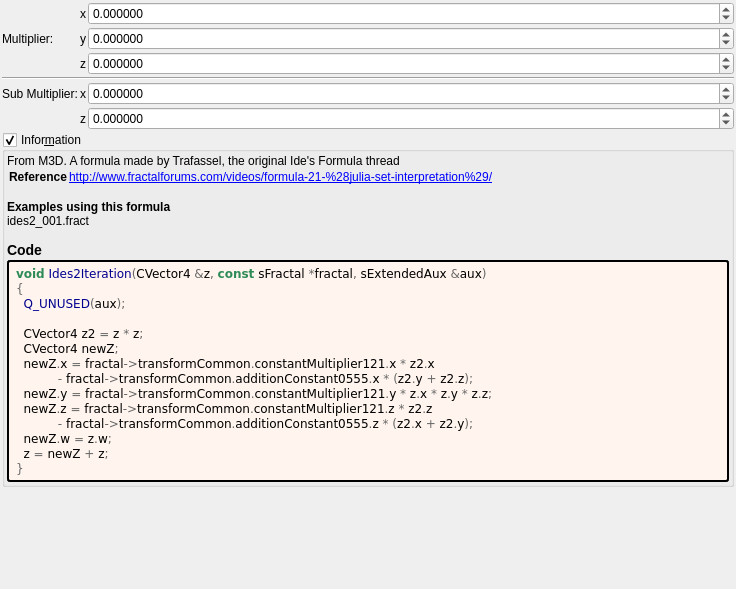
First picture: the form in mandelbulber2/formula/ui/ides2.ui, repository irinox-ctrl/mandelbulber2, before the edit.
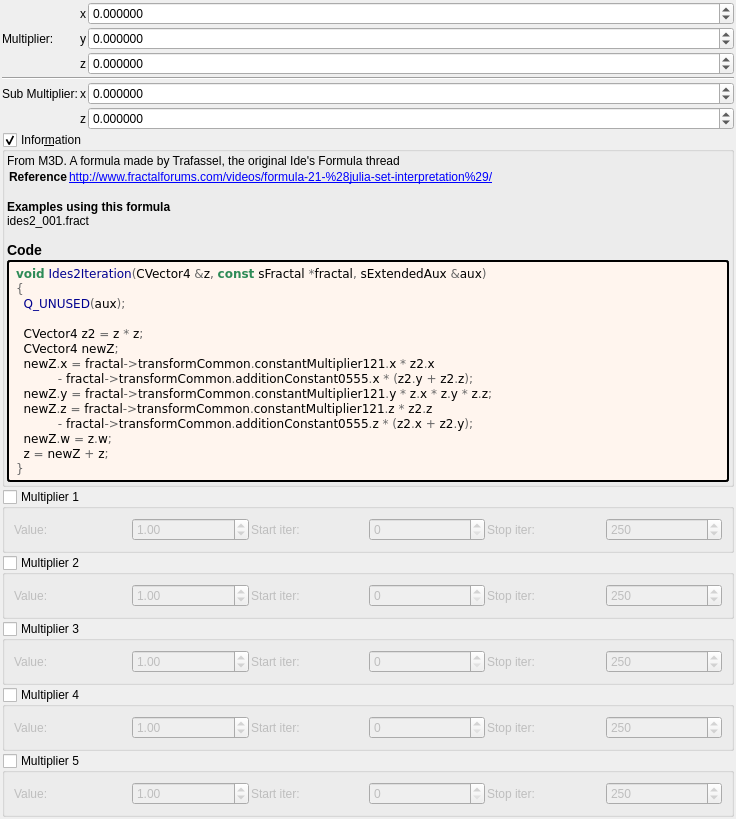
Second picture: the form after the edit. Custom widgets are drawn as their Qt base class.

Commit message:
feat: add 5 general-purpose multipliers to all 1007 fractal formulas
Each multiplier has:
- Checkbox (OFF by default)
- Value spinbox (default 1.0, range -100 to 100)
- Iteration start/stop range

Logic: z *= value; DE *= |value|;

Uses existing transformCommon parameters:
- Checkboxes: functionEnabledBx/By/Bz/Bw/CzFalse
- Values: scale4/5/6/8/16
- Ranges: startIterationsB-F/stopIterationsB-F

Modified 1007 .cpp (CPU), 1006 .cl (GPU), 1023 .ui files.
Both source (formula/) and deploy (deploy/share/) copies updated.

Patch:
```diff
--- a/mandelbulber2/formula/ui/ides2.ui
+++ b/mandelbulber2/formula/ui/ides2.ui
@@ -317,6 +317,192 @@
      </layout>
     </widget>
    </item>
+   <item>
+    <widget class="MyGroupBox" name="groupCheck_transf_function_enabledBx_false">
+     <property name="title"><string>Multiplier 1</string></property>
+     <property name="checkable"><bool>true</bool></property>
+     <property name="checked"><bool>false</bool></property>
+     <layout class="QGridLayout" name="gridLayout_mult1">
+      <property name="spacing"><number>2</number></property>
+      <item row="0" column="0">
+       <widget class="QLabel"><property name="text"><string>Value:</string></property></widget>
+      </item>
+      <item row="0" column="1">
+       <widget class="MyDoubleSpinBox" name="spinbox_transf_scale_4">
+        <property name="minimum"><double>-100.0</double></property><property name="maximum"><double>100.0</double></property>
+        <property name="singleStep"><double>0.01</double></property><property name="value"><double>1.0</double></property>
+       </widget>
+      </item>
+      <item row="0" column="2">
+       <widget class="QLabel"><property name="text"><string>Start iter:</string></property></widget>
+      </item>
+      <item row="0" column="3">
+       <widget class="MySpinBox" name="spinboxInt_transf_start_iterations_B">
+        <property name="minimum"><number>0</number></property><property name="maximum"><number>10000</number></property>
+        <property name="value"><number>0</number></property>
+       </widget>
+      </item>
+      <item row="0" column="4">
+       <widget class="QLabel"><property name="text"><string>Stop iter:</string></property></widget>
+      </item>
+      <item row="0" column="5">
+       <widget class="MySpinBox" name="spinboxInt_transf_stop_iterations_B">
+        <property name="minimum"><number>0</number></property><property name="maximum"><number>10000</number></property>
+        <property name="value"><number>250</number></property>
+       </widget>
+      </item>
+     </layout>
+    </widget>
+   </item>
+   <item>
+    <widget class="MyGroupBox" name="groupCheck_transf_function_enabledBy_false">
+     <property name="title"><string>Multiplier 2</string></property>
+     <property name="checkable"><bool>true</bool></property>
+     <property name="checked"><bool>false</bool></property>
+     <layout class="QGridLayout" name="gridLayout_mult2">
+      <property name="spacing"><number>2</number></property>
+      <item row="0" column="0">
+       <widget class="QLabel"><property name="text"><string>Value:</string></property></widget>
+      </item>
+      <item row="0" column="1">
+       <widget class="MyDoubleSpinBox" name="spinbox_transf_scale_5">
+        <property name="minimum"><double>-100.0</double></property><property name="maximum"><double>100.0</double></property>
+        <property name="singleStep"><double>0.01</double></property><property name="value"><double>1.0</double></property>
+       </widget>
+      </item>
+      <item row="0" column="2">
+       <widget class="QLabel"><property name="text"><string>Start iter:</string></property></widget>
+      </item>
+      <item row="0" column="3">
+       <widget class="MySpinBox" name="spinboxInt_transf_start_iterations_C">
+        <property name="minimum"><number>0</number></property><property name="maximum"><number>10000</number></property>
+        <property name="value"><number>0</number></property>
+       </widget>
+      </item>
+      <item row="0" column="4">
+       <widget class="QLabel"><property name="text"><string>Stop iter:</string></property></widget>
+      </item>
+      <item row="0" column="5">
+       <widget class="MySpinBox" name="spinboxInt_transf_stop_iterations_C">
+        <property name="minimum"><number>0</number></property><property name="maximum"><number>10000</number></property>
+        <property name="value"><number>250</number></property>
+       </widget>
+      </item>
+     </layout>
+    </widget>
+   </item>
+   <item>
+    <widget class="MyGroupBox" name="groupCheck_transf_function_enabledBz_false">
+     <property name="title"><string>Multiplier 3</string></property>
+     <property name="checkable"><bool>true</bool></property>
+     <property name="checked"><bool>false</bool></property>
+     <layout class="QGridLayout" name="gridLayout_mult3">
+      <property name="spacing"><number>2</number></property>
+      <item row="0" column="0">
+       <widget class="QLabel"><property name="text"><string>Value:</string></property></widget>
+      </item>
+      <item row="0" column="1">
+       <widget class="MyDoubleSpinBox" name="spinbox_transf_scale_6">
+        <property name="minimum"><double>-100.0</double></property><property name="maximum"><double>100.0</double></property>
+        <property name="singleStep"><double>0.01</double></property><property name="value"><double>1.0</double></property>
+       </widget>
+      </item>
+      <item row="0" column="2">
+       <widget class="QLabel"><property name="text"><string>Start iter:</string></property></widget>
+      </item>
+      <item row="0" column="3">
+       <widget class="MySpinBox" name="spinboxInt_transf_start_iterations_D">
+        <property name="minimum"><number>0</number></property><property name="maximum"><number>10000</number></property>
+        <property name="value"><number>0</number></property>
+       </widget>
+      </item>
+      <item row="0" column="4">
+       <widget class="QLabel"><property name="text"><string>Stop iter:</string></property></widget>
+      </item>
+      <item row="0" column="5">
+       <widget class="MySpinBox" name="spinboxInt_transf_stop_iterations_D">
+        <property name="minimum"><number>0</number></property><property name="maximum"><number>10000</number></property>
+        <property name="value"><number>250</number></property>
+       </widget>
+      </item>
+     </layout>
+    </widget>
+   </item>
+   <item>
+    <widget class="MyGroupBox" name="groupCheck_transf_function_enabledBw_false">
+     <property name="title"><string>Multiplier 4</string></property>
+     <property name="checkable"><bool>true</bool></property>
+     <property name="checked"><bool>false</bool></property>
+     <layout class="QGridLayout" name="gridLayout_mult4">
+      <property name="spacing"><number>2</number></property>
+      <item row="0" column="0">
+       <widget class="QLabel"><property name="text"><string>Value:</string></property></widget>
+      </item>
+      <item row="0" column="1">
+       <widget class="MyDoubleSpinBox" name="spinbox_transf_scale_8">
+        <property name="minimum"><double>-100.0</double></property><property name="maximum"><double>100.0</double></property>
+        <property name="singleStep"><double>0.01</double></property><property name="value"><double>1.0</double></property>
+       </widget>
+      </item>
+      <item row="0" column="2">
+       <widget class="QLabel"><property name="text"><string>Start iter:</string></property></widget>
+      </item>
+      <item row="0" column="3">
+       <widget class="MySpinBox" name="spinboxInt_transf_start_iterations_E">
+        <property name="minimum"><number>0</number></property><property name="maximum"><number>10000</number></property>
+        <property name="value"><number>0</number></property>
+       </widget>
+      </item>
+      <item row="0" column="4">
+       <widget class="QLabel"><property name="text"><string>Stop iter:</string></property></widget>
+      </item>
+      <item row="0" column="5">
+       <widget class="MySpinBox" name="spinboxInt_transf_stop_iterations_E">
+        <property name="minimum"><number>0</number></property><property name="maximum"><number>10000</number></property>
+        <property name="value"><number>250</number></property>
+       </widget>
+      </item>
+     </layout>
+    </widget>
+   </item>
+   <item>
+    <widget class="MyGroupBox" name="groupCheck_transf_function_enabledCz_false">
+     <property name="title"><string>Multiplier 5</string></property>
+     <property name="checkable"><bool>true</bool></property>
+     <property name="checked"><bool>false</bool></property>
+     <layout class="QGridLayout" name="gridLayout_mult5">
+      <property name="spacing"><number>2</number></property>
+      <item row="0" column="0">
+       <widget class="QLabel"><property name="text"><string>Value:</string></property></widget>
+      </item>
+      <item row="0" column="1">
+       <widget class="MyDoubleSpinBox" name="spinbox_transf_scale_16">
+        <property name="minimum"><double>-100.0</double></property><property name="maximum"><double>100.0</double></property>
+        <property name="singleStep"><double>0.01</double></property><property name="value"><double>1.0</double></property>
+       </widget>
+      </item>
+      <item row="0" column="2">
+       <widget class="QLabel"><property name="text"><string>Start iter:</string></property></widget>
+      </item>
+      <item row="0" column="3">
+       <widget class="MySpinBox" name="spinboxInt_transf_start_iterations_F">
+        <property name="minimum"><number>0</number></property><property name="maximum"><number>10000</number></property>
+        <property name="value"><number>0</number></property>
+       </widget>
+      </item>
+      <item row="0" column="4">
+       <widget class="QLabel"><property name="text"><string>Stop iter:</string></property></widget>
+      </item>
+      <item row="0" column="5">
+       <widget class="MySpinBox" name="spinboxInt_transf_stop_iterations_F">
+        <property name="minimum"><number>0</number></property><property name="maximum"><number>10000</number></property>
+        <property name="value"><number>250</number></property>
+       </widget>
+      </item>
+     </layout>
+    </widget>
+   </item>
+
    <item>
     <spacer name="verticalSpacer">
      <property name="orientation">
@@ -344,6 +530,11 @@
    <header>my_group_box.h</header>
    <container>1</container>
   </customwidget>
+   <customwidget>
+   <class>MySpinBox</class>
+   <extends>QSpinBox</extends>
+   <header>my_spin_box.h</header>
+  </customwidget>
  </customwidgets>
  <tabstops>
   <tabstop>spinbox3_transf_constant_multiplier_121_x</tabstop>
```
The commit also changes 3972 other files.
